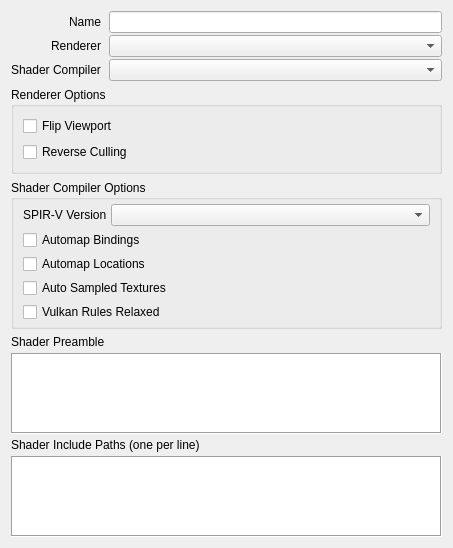
First picture: the form in src/session/SessionProperties.ui, repository houmain/gpupad, before the edit.
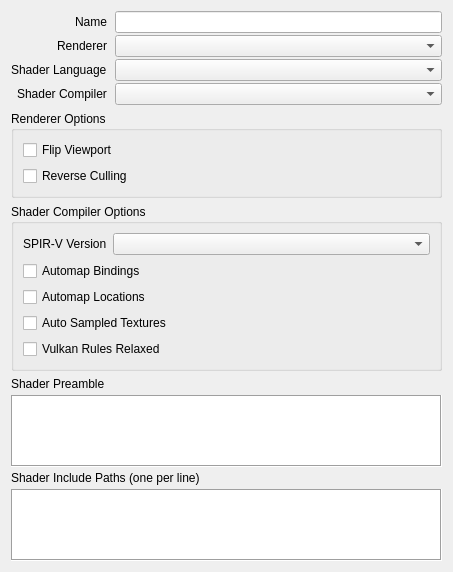
Second picture: the form after the edit. Custom widgets are drawn as their Qt base class.

Commit message: Moved shader language to session properties

Patch:
```diff
--- a/src/session/SessionProperties.ui
+++ b/src/session/SessionProperties.ui
@@ -7,7 +7,7 @@
     <x>0</x>
     <y>0</y>
     <width>453</width>
-    <height>548</height>
+    <height>570</height>
    </rect>
   </property>
   <layout class="QVBoxLayout" name="verticalLayout">
@@ -55,13 +55,23 @@
       <widget class="DataComboBox" name="renderer"/>
      </item>
      <item row="2" column="0">
+      <widget class="QLabel" name="labelShaderLanguage">
+       <property name="text">
+        <string>Shader Language</string>
+       </property>
+      </widget>
+     </item>
+     <item row="2" column="1">
+      <widget class="DataComboBox" name="shaderLanguage"/>
+     </item>
+     <item row="3" column="0">
       <widget class="QLabel" name="labelShaderCompiler">
        <property name="text">
         <string>Shader Compiler</string>
        </property>
       </widget>
      </item>
-     <item row="2" column="1">
+     <item row="3" column="1">
       <widget class="DataComboBox" name="shaderCompiler"/>
      </item>
     </layout>
@@ -94,18 +104,23 @@
      <property name="title">
       <string>Shader Compiler Options</string>
      </property>
-     <layout class="QVBoxLayout" name="verticalLayout_2">
-      <property name="spacing">
-       <number>4</number>
-      </property>
-      <property name="topMargin">
-       <number>4</number>
-      </property>
-      <property name="bottomMargin">
-       <number>4</number>
-      </property>
-      <item>
-       <layout class="QFormLayout" name="formLayout_2">
+     <layout class="QGridLayout" name="gridLayout_2">
+      <item row="1" column="0">
+       <widget class="QCheckBox" name="autoMapBindings">
+        <property name="text">
+         <string>Automap Bindings</string>
+        </property>
+       </widget>
+      </item>
+      <item row="2" column="0">
+       <widget class="QCheckBox" name="autoMapLocations">
+        <property name="text">
+         <string>Automap Locations</string>
+        </property>
+       </widget>
+      </item>
+      <item row="0" column="0">
+       <layout class="QFormLayout" name="formShaderCompiler">
         <item row="0" column="0">
          <widget class="QLabel" name="labelSprivVersion">
           <property name="text">
@@ -118,28 +133,14 @@
         </item>
        </layout>
       </item>
-      <item>
-       <widget class="QCheckBox" name="autoMapBindings">
-        <property name="text">
-         <string>Automap Bindings</string>
-        </property>
-       </widget>
-      </item>
-      <item>
-       <widget class="QCheckBox" name="autoMapLocations">
-        <property name="text">
-         <string>Automap Locations</string>
-        </property>
-       </widget>
-      </item>
-      <item>
+      <item row="3" column="0">
        <widget class="QCheckBox" name="autoSampledTextures">
         <property name="text">
          <string>Auto Sampled Textures</string>
         </property>
        </widget>
       </item>
-      <item>
+      <item row="4" column="0">
        <widget class="QCheckBox" name="vulkanRulesRelaxed">
         <property name="text">
          <string>Vulkan Rules Relaxed</string>
```
Left out of the diff: 24 changed lines with no effect on the pictures. The commit also changes 20 other files.
